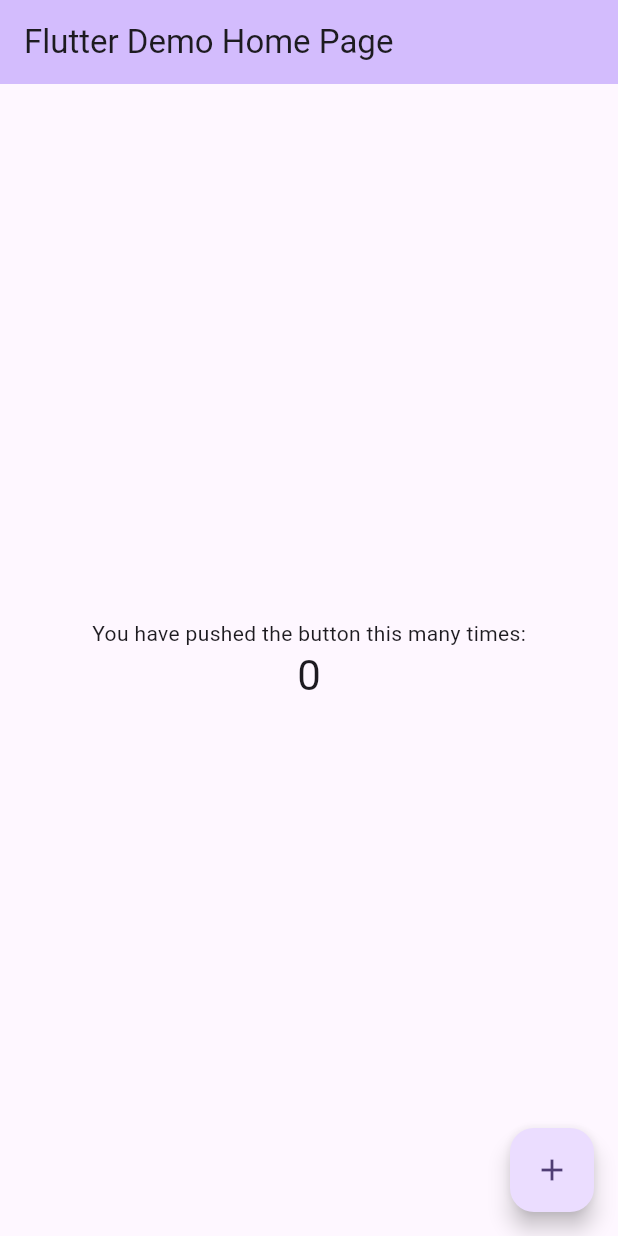
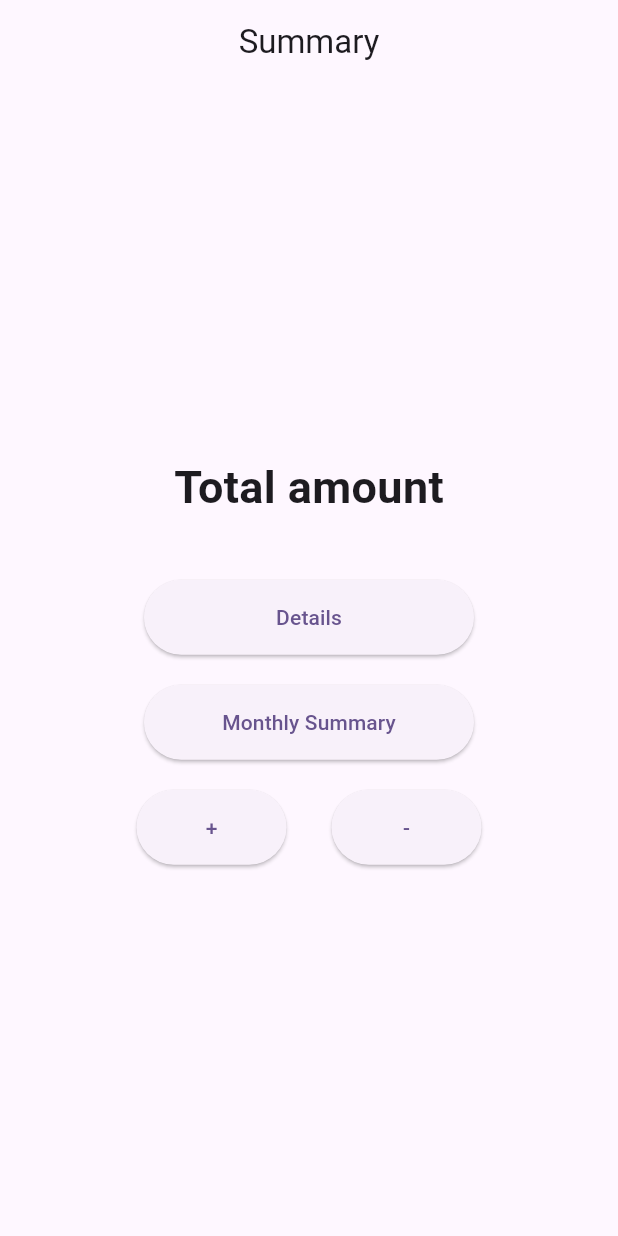
Before and after one commit to Omemo7/Payments-Tracker, a Flutter app: the screen it shows after launch, on a phone screen of 412 x 824 dp. Run offline on Flutter 3.47's test engine with Material 3 defaults, Android fonts, the phone set to English and light mode, and no system bars.

Commit message:
created basic main screen and add edit transaction screen

```diff
--- a/lib/main.dart
+++ b/lib/main.dart
@@ -1,4 +1,5 @@
 import 'package:flutter/material.dart';
+import 'package:payments_tracker_flutter/main_screen.dart';
 
 void main() {
   runApp(const MyApp());
@@ -30,93 +31,7 @@ class MyApp extends StatelessWidget {
         // tested with just a hot reload.
         colorScheme: ColorScheme.fromSeed(seedColor: Colors.deepPurple),
       ),
-      home: const MyHomePage(title: 'Flutter Demo Home Page'),
+      home: const MainScreen(),
     );
   }
 }
-
-class MyHomePage extends StatefulWidget {
-  const MyHomePage({super.key, required this.title});
-
-  // This widget is the home page of your application. It is stateful, meaning
-  // that it has a State object (defined below) that contains fields that affect
-  // how it looks.
-
-  // This class is the configuration for the state. It holds the values (in this
-  // case the title) provided by the parent (in this case the App widget) and
-  // used by the build method of the State. Fields in a Widget subclass are
-  // always marked "final".
-
-  final String title;
-
-  @override
-  State<MyHomePage> createState() => _MyHomePageState();
-}
-
-class _MyHomePageState extends State<MyHomePage> {
-  int _counter = 0;
-
-  void _incrementCounter() {
-    setState(() {
-      // This call to setState tells the Flutter framework that something has
-      // changed in this State, which causes it to rerun the build method below
-      // so that the display can reflect the updated values. If we changed
-      // _counter without calling setState(), then the build method would not be
-      // called again, and so nothing would appear to happen.
-      _counter++;
-    });
-  }
-
-  @override
-  Widget build(BuildContext context) {
-    // This method is rerun every time setState is called, for instance as done
-    // by the _incrementCounter method above.
-    //
-    // The Flutter framework has been optimized to make rerunning build methods
-    // fast, so that you can just rebuild anything that needs updating rather
-    // than having to individually change instances of widgets.
-    return Scaffold(
-      appBar: AppBar(
-        // TRY THIS: Try changing the color here to a specific color (to
-        // Colors.amber, perhaps?) and trigger a hot reload to see the AppBar
-        // change color while the other colors stay the same.
-        backgroundColor: Theme.of(context).colorScheme.inversePrimary,
-        // Here we take the value from the MyHomePage object that was created by
-        // the App.build method, and use it to set our appbar title.
-        title: Text(widget.title),
-      ),
-      body: Center(
-        // Center is a layout widget. It takes a single child and positions it
-        // in the middle of the parent.
-        child: Column(
-          // Column is also a layout widget. It takes a list of children and
-          // arranges them vertically. By default, it sizes itself to fit its
-          // children horizontally, and tries to be as tall as its parent.
-          //
-          // Column has various properties to control how it sizes itself and
-          // how it positions its children. Here we use mainAxisAlignment to
-          // center the children vertically; the main axis here is the vertical
-          // axis because Columns are vertical (the cross axis would be
-          // horizontal).
-          //
-          // TRY THIS: Invoke "debug painting" (choose the "Toggle Debug Paint"
-          // action in the IDE, or press "p" in the console), to see the
-          // wireframe for each widget.
-          mainAxisAlignment: MainAxisAlignment.center,
-          children: <Widget>[
-            const Text('You have pushed the button this many times:'),
-            Text(
-              '$_counter',
-              style: Theme.of(context).textTheme.headlineMedium,
-            ),
-          ],
-        ),
-      ),
-      floatingActionButton: FloatingActionButton(
-        onPressed: _incrementCounter,
-        tooltip: 'Increment',
-        child: const Icon(Icons.add),
-      ), // This trailing comma makes auto-formatting nicer for build methods.
-    );
-  }
-}
--- /dev/null
+++ b/lib/main_screen.dart
@@ -0,0 +1,146 @@
+import 'package:flutter/material.dart';
+import 'add_edit_transaction_screen.dart';
+// Placeholder screen for Details
+class DetailsScreen extends StatelessWidget {
+  const DetailsScreen({super.key});
+
+  @override
+  Widget build(BuildContext context) {
+    return Scaffold(
+      appBar: AppBar(title: const Text('Details')),
+      body: const Center(child: Text('Details Screen')),
+    );
+  }
+}
+
+// Placeholder screen for Monthly Summary
+class MonthlySummaryScreen extends StatelessWidget {
+  const MonthlySummaryScreen({super.key});
+
+  @override
+  Widget build(BuildContext context) {
+    return Scaffold(
+      appBar: AppBar(title: const Text('Monthly Summary')),
+      body: const Center(child: Text('Monthly Summary Screen')),
+    );
+  }
+}
+
+// Placeholder screen for Add operation
+class AddScreen extends StatelessWidget {
+  const AddScreen({super.key});
+
+  @override
+  Widget build(BuildContext context) {
+    return Scaffold(
+      appBar: AppBar(title: const Text('Add Operation')),
+      body: const Center(child: Text('Add Screen')),
+    );
+  }
+}
+
+// Placeholder screen for Subtract operation
+class SubtractScreen extends StatelessWidget {
+  const SubtractScreen({super.key});
+
+  @override
+  Widget build(BuildContext context) {
+    return Scaffold(
+      appBar: AppBar(title: const Text('Subtract Operation')),
+      body: const Center(child: Text('Subtract Screen')),
+    );
+  }
+}
+
+class MainScreen extends StatelessWidget {
+  const MainScreen({super.key});
+
+  @override
+  Widget build(BuildContext context) {
+    return Scaffold(
+      appBar: AppBar(
+        title: const Text('Summary'),
+        centerTitle: true,
+      ),
+      body: Padding(
+        padding: const EdgeInsets.all(16.0),
+        child: Center(
+          child: Column(
+            mainAxisAlignment: MainAxisAlignment.center,
+            children: <Widget>[
+              const Text(
+                'Total amount', // We can make this dynamic later
+                style: TextStyle(fontSize: 30, fontWeight: FontWeight.w600),
+              ),
+              const SizedBox(height: 40),
+              ElevatedButton(
+                style: ElevatedButton.styleFrom(
+                  padding: const EdgeInsets.symmetric(vertical: 15.0, horizontal: 24.0),
+                  shape: const StadiumBorder(),
+                  minimumSize: const Size(220, 50),
+                ),
+                child: const Text('Details'),
+                onPressed: () {
+                  Navigator.push(
+                    context,
+                    MaterialPageRoute(builder: (context) => const DetailsScreen()),
+                  );
+                },
+              ),
+              const SizedBox(height: 20),
+              ElevatedButton(
+                style: ElevatedButton.styleFrom(
+                  padding: const EdgeInsets.symmetric(vertical: 15.0, horizontal: 24.0),
+                  shape: const StadiumBorder(),
+                  minimumSize: const Size(220, 50),
+                ),
+                child: const Text('Monthly Summary'),
+                onPressed: () {
+                  Navigator.push(
+                    context,
+                    MaterialPageRoute(builder: (context) => const MonthlySummaryScreen()),
+                  );
+                },
+              ),
+              const SizedBox(height: 20),
+              Row(
+                mainAxisAlignment: MainAxisAlignment.center,
+                children: [
+                  ElevatedButton(
+                    style: ElevatedButton.styleFrom(
+                      padding: const EdgeInsets.symmetric(vertical: 15.0, horizontal: 24.0),
+                      shape: const StadiumBorder(),
+                      minimumSize: const Size(100, 50),
+                    ),
+                    child: const Text('+'),
+                    onPressed: () {
+                      Navigator.push(
+                        context,
+                        MaterialPageRoute(builder: (context) => const AddEditTransactionScreen(transactionType: TransactionType.income, mode: ScreenMode.add)),
+                      );
+                    },
+                  ),
+                  const SizedBox(width: 30),
+                  ElevatedButton(
+                    style: ElevatedButton.styleFrom(
+                      padding: const EdgeInsets.symmetric(vertical: 15.0, horizontal: 24.0),
+                      shape: const StadiumBorder(),
+                      minimumSize: const Size(100, 50),
+                    ),
+                    child: const Text('-'),
+                    onPressed: () {
+                      Navigator.push(
+                        context,
+                        MaterialPageRoute(builder: (context) => const AddEditTransactionScreen(transactionType: TransactionType.expense, mode: ScreenMode.add)),
+                      );
+                    },
+                  ),
+                ],
+              ),
+            ],
+          ),
+        ),
+      ),
+    );
+  }
+}
--- a/pubspec.yaml
+++ b/pubspec.yaml
@@ -30,7 +30,7 @@ environment:
 dependencies:
   flutter:
     sdk: flutter
-
+  intl: ^0.19.0
   # The following adds the Cupertino Icons font to your application.
   # Use with the CupertinoIcons class for iOS style icons.
   cupertino_icons: ^1.0.8
```
Also changed, not shown: lib/add_edit_transaction_screen.dart (added, +115 -0 lines), pubspec.lock.
